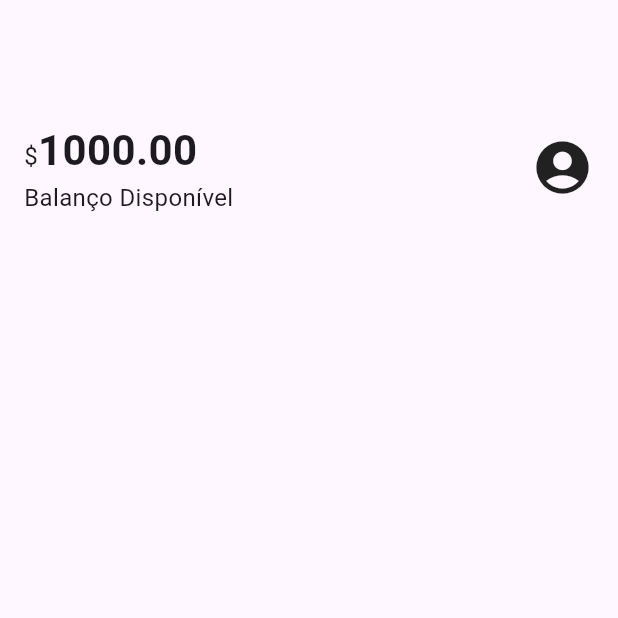
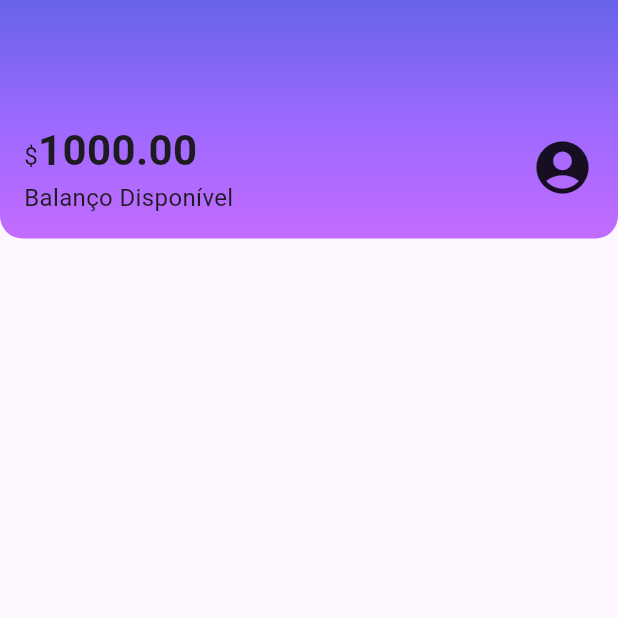
Before and after one commit to Mateuxx/NewBank_Layout, a Flutter app: the screen it shows after launch, on a phone screen of 412 x 824 dp, the top half of it. Run offline on Flutter 3.47's test engine with Material 3 defaults, Android fonts, the phone set to English and light mode, and no system bars.

Commit message:
border Radius and header almost done

```diff
--- a/lib/components/sections/header.dart
+++ b/lib/components/sections/header.dart
@@ -6,6 +6,18 @@
   @override
   Widget build(BuildContext context) {
     return Container(
+      decoration: const BoxDecoration(
+        gradient: LinearGradient(
+          begin: Alignment.topCenter,
+          end: Alignment.bottomCenter,
+          colors: <Color>[
+            Color.fromRGBO(103, 99, 234, 1.0),
+            Color.fromRGBO(155, 105, 254, 1.0),
+            Color.fromRGBO(195, 107, 255, 1.0)
+          ],
+        ),
+        borderRadius: BorderRadius.vertical(bottom: Radius.circular(15))
+      ),
       child: const Padding(
         padding: EdgeInsets.fromLTRB(16.0, 80.0, 16.0, 16.0),
         child: Row(
```
